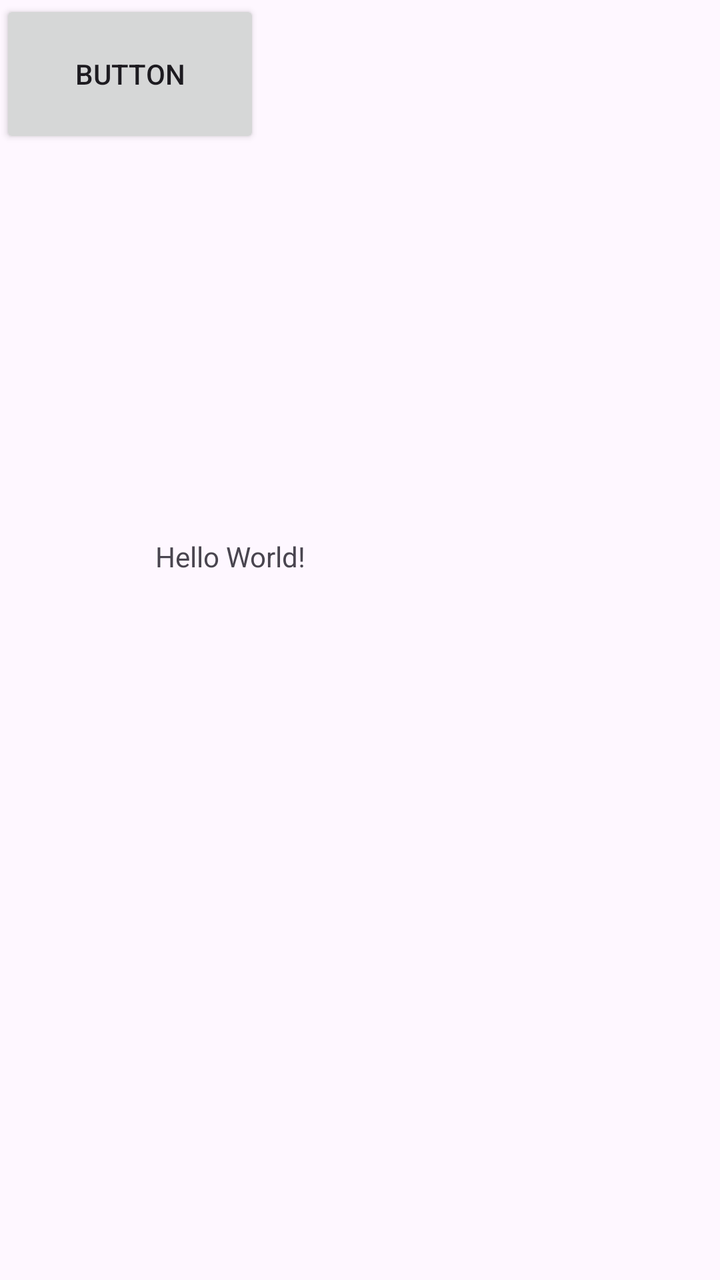
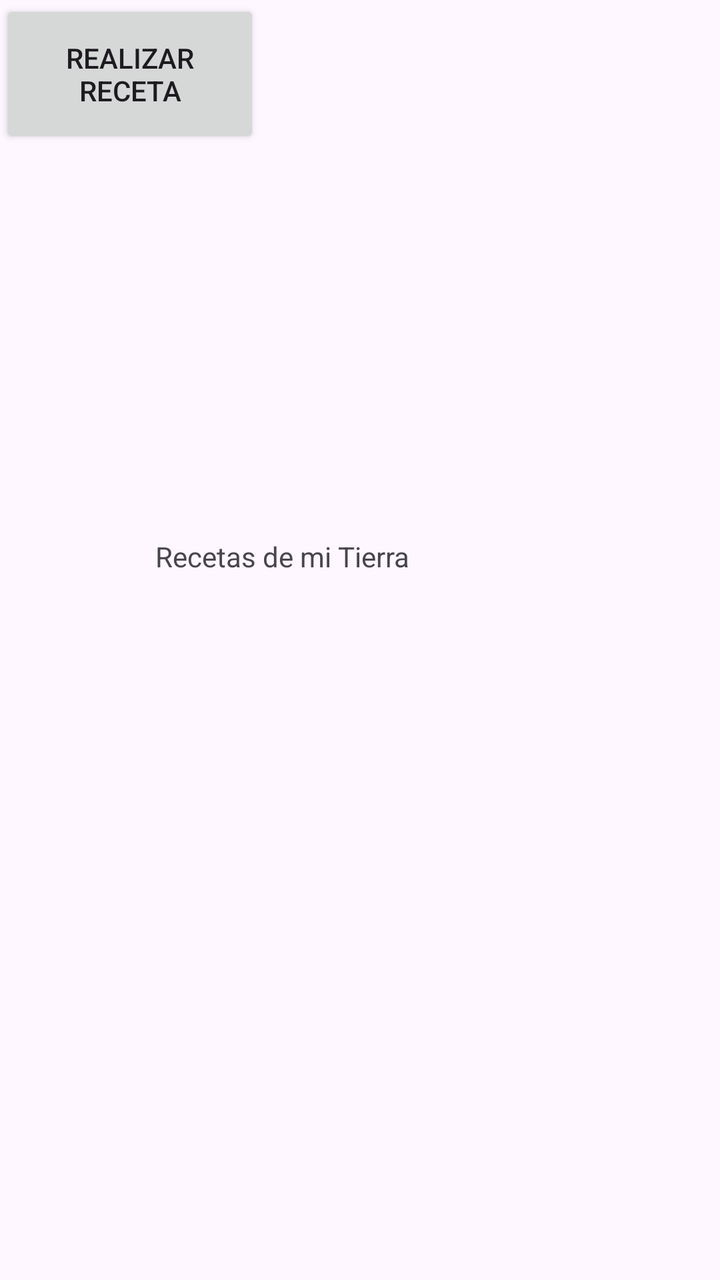

Before-and-after screenshots of an Android layout around one commit, followed by the original layout XML and the change that was made.
<!-- AndroidManifest.xml: application theme Theme.PMDM_P1_IgnacioSedano -->
<!-- res/layout/activity_main.xml -->
<?xml version="1.0" encoding="utf-8"?>
<androidx.constraintlayout.widget.ConstraintLayout xmlns:android="http://schemas.android.com/apk/res/android"
    xmlns:app="http://schemas.android.com/apk/res-auto"
    xmlns:tools="http://schemas.android.com/tools"
    android:id="@+id/main"
    android:layout_width="match_parent"
    android:layout_height="match_parent"
    tools:context="es.medac.ignaciosedano.app.MainActivity">

    <TextView
        android:layout_width="204dp"
        android:layout_height="103dp"
        android:text="Hello World!"
        app:layout_constraintBottom_toBottomOf="parent"
        app:layout_constraintEnd_toEndOf="parent"
        app:layout_constraintHorizontal_bias="0.497"
        app:layout_constraintStart_toStartOf="parent"
        app:layout_constraintTop_toTopOf="parent" />

    <Button
        android:layout_width="130dp"
        android:layout_height="74dp"
        android:text="Button"
        tools:layout_editor_absoluteX="154dp"
        tools:layout_editor_absoluteY="543dp" />

</androidx.constraintlayout.widget.ConstraintLayout>
<!-- resources referenced by this layout -->
<resources>
  <style name="Theme.PMDM_P1_IgnacioSedano" parent="Base.Theme.PMDM_P1_IgnacioSedano" />
  <style name="Base.Theme.PMDM_P1_IgnacioSedano" parent="Theme.Material3.DayNight.NoActionBar">
          
          
      </style>
</resources>

<!-- the commit's change to res/layout/activity_main.xml (unified diff, before → after) -->
@@ -10,7 +10,7 @@
     <TextView
         android:layout_width="204dp"
         android:layout_height="103dp"
-        android:text="Hello World!"
+        android:text="Recetas de mi Tierra"
         app:layout_constraintBottom_toBottomOf="parent"
         app:layout_constraintEnd_toEndOf="parent"
         app:layout_constraintHorizontal_bias="0.497"
@@ -20,7 +20,7 @@
     <Button
         android:layout_width="130dp"
         android:layout_height="74dp"
-        android:text="Button"
+        android:text="Realizar receta"
         tools:layout_editor_absoluteX="154dp"
         tools:layout_editor_absoluteY="543dp" />
 
